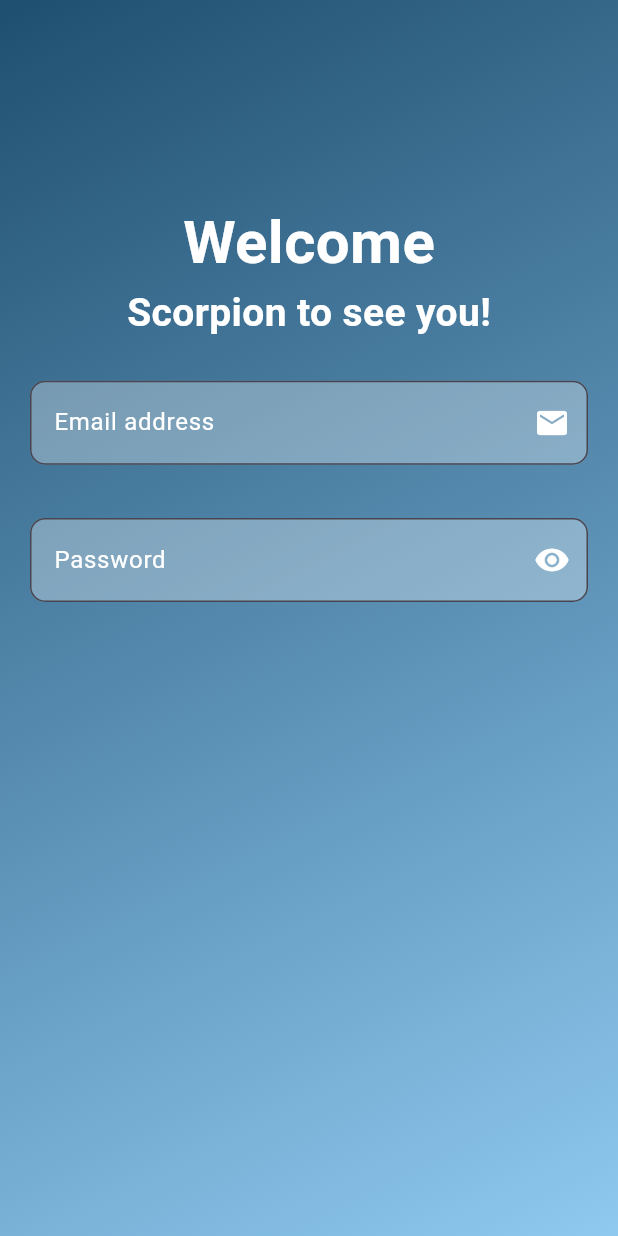
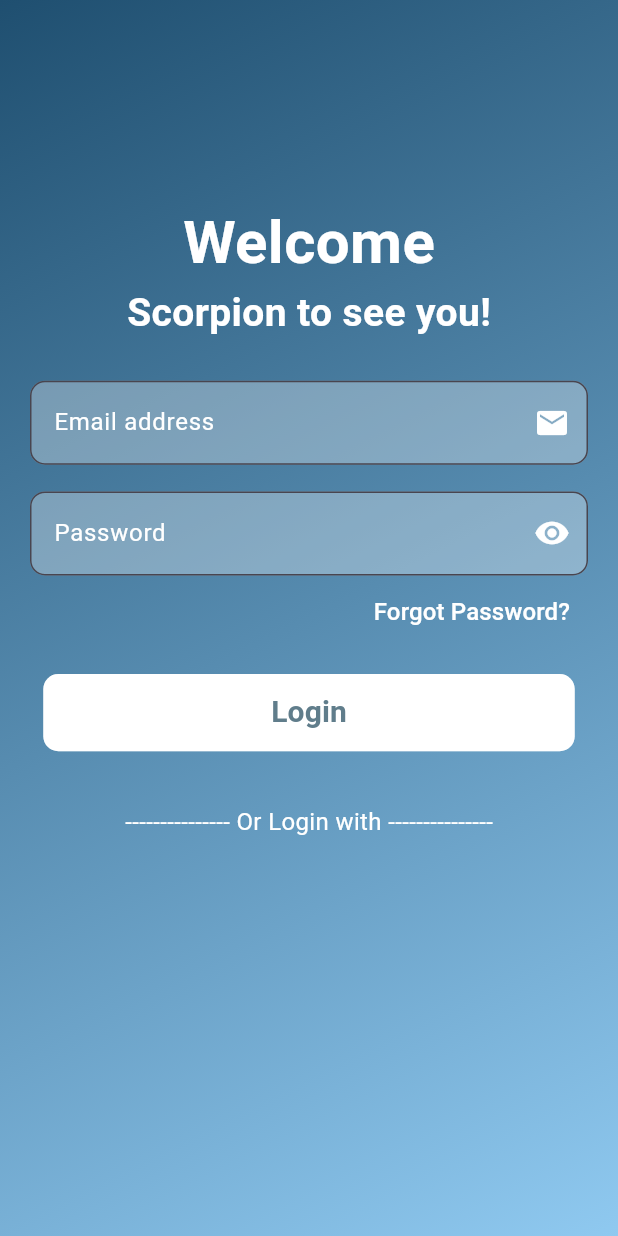
Before and after one commit to minhthongnt2610/flutter-exercises, a Flutter app: the screen it shows after launch, on a phone screen of 412 x 824 dp. Run offline on Flutter 3.47's test engine with Material 3 defaults, Android fonts, the phone set to English and light mode, and no system bars; our stand-ins replace cloud_firestore, date_field, firebase_core, firebase_crashlytics, sqflite, video_player; accounts and stored records are empty.

Commit message:
update UI login_sign_up.dart

```diff
--- a/practice_firebase/lib/screens/login_sign_up_screen/login_sign_up.dart
+++ b/practice_firebase/lib/screens/login_sign_up_screen/login_sign_up.dart
@@ -1,8 +1,8 @@
 import 'package:flutter/material.dart';
 import 'package:practice_firebase/screens/login_sign_up_screen/widgets/filed_widget.dart';
 
+import '../../common_widgets/login_button.dart';
 import '../../contants/app_colors.dart';
-
 
 class LoginSignUp extends StatefulWidget {
   const LoginSignUp({super.key});
@@ -57,15 +57,31 @@ class _LoginSignUpState extends State<LoginSignUp> {
                 labelText: 'Email address',
                 hintText: 'Enter your email',
                 isPassword: false,
-                suffixIcon: Icon(Icons.email,color: Colors.white,),
+                suffixIcon: Icon(Icons.email, color: Colors.white),
               ),
-              SizedBox(height: 40 * height / 928),
+              SizedBox(height: 20 * height / 928),
               FiledWidget(
                 labelText: 'Password',
                 hintText: 'Enter your password',
                 isPassword: true,
                 suffixIcon: Icon(Icons.remove_red_eye),
-
+              ),
+              Container(
+                alignment: Alignment.centerRight,
+                child: TextButton(
+                  onPressed: () {},
+                  child: Text(
+                    "Forgot Password?",
+                    style: TextStyle(color: Colors.white, fontSize: 16),
+                  ),
+                ),
+              ),
+              SizedBox(height: 20 * height / 928),
+              LoginButton(title: 'Login', isColor: true),
+              SizedBox(height: 40 * height / 928),
+              Text(
+                "--------------- Or Login with ---------------",
+                style: TextStyle(color: Colors.white, fontSize: 16),
               ),
             ],
           ),
```
Lines whose indentation alone changed are shown as unchanged.
